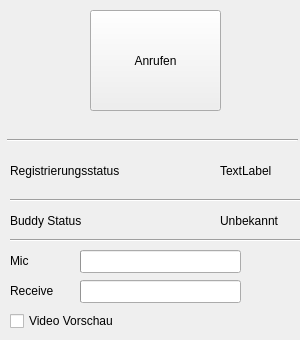
Old version of the form Modules/MainUIModules/UIResources/MainUISimpleVideo.ui in the repository dennisguse/VoIP.py.
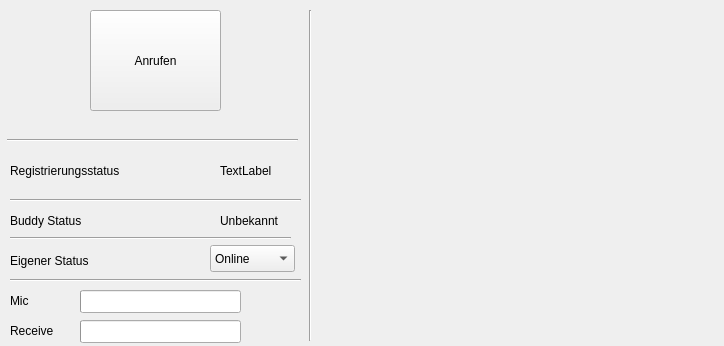
New version of the form.

Commit message: - BuddyConfig removed from configreadermoudle - fixed "Call/Answer/Reject-Button: on call terminate block the button for one second." - SimpleVideoUI new model (no seperate window for video) (reparent not ready yet) - added own status

```diff
--- a/Modules/MainUIModules/UIResources/MainUISimpleVideo.ui
+++ b/Modules/MainUIModules/UIResources/MainUISimpleVideo.ui
@@ -6,8 +6,8 @@
    <rect>
     <x>0</x>
     <y>0</y>
-    <width>300</width>
-    <height>340</height>
+    <width>724</width>
+    <height>346</height>
    </rect>
   </property>
   <property name="windowTitle">
@@ -117,7 +117,7 @@
    <property name="geometry">
     <rect>
      <x>10</x>
-     <y>230</y>
+     <y>270</y>
      <width>291</width>
      <height>20</height>
     </rect>
@@ -130,7 +130,7 @@
    <property name="geometry">
     <rect>
      <x>10</x>
-     <y>250</y>
+     <y>290</y>
      <width>111</width>
      <height>21</height>
     </rect>
@@ -143,7 +143,7 @@
    <property name="geometry">
     <rect>
      <x>10</x>
-     <y>280</y>
+     <y>320</y>
      <width>61</width>
      <height>21</height>
     </rect>
@@ -156,7 +156,7 @@
    <property name="geometry">
     <rect>
      <x>80</x>
-     <y>250</y>
+     <y>290</y>
      <width>161</width>
      <height>23</height>
     </rect>
@@ -175,7 +175,7 @@
    <property name="geometry">
     <rect>
      <x>80</x>
-     <y>280</y>
+     <y>320</y>
      <width>161</width>
      <height>23</height>
     </rect>
@@ -187,17 +187,73 @@
     <bool>false</bool>
    </property>
   </widget>
-  <widget class="QCheckBox" name="cbPreview">
+  <widget class="QComboBox" name="cbOwnStatus">
+   <property name="geometry">
+    <rect>
+     <x>210</x>
+     <y>245</y>
+     <width>85</width>
+     <height>27</height>
+    </rect>
+   </property>
+   <item>
+    <property name="text">
+     <string>Online</string>
+    </property>
+   </item>
+   <item>
+    <property name="text">
+     <string>Offline</string>
+    </property>
+   </item>
+  </widget>
+  <widget class="QLabel" name="label_5">
    <property name="geometry">
     <rect>
      <x>10</x>
-     <y>310</y>
-     <width>231</width>
-     <height>22</height>
+     <y>250</y>
+     <width>111</width>
+     <height>21</height>
     </rect>
    </property>
    <property name="text">
-    <string>Video Vorschau</string>
+    <string>Eigener Status</string>
+   </property>
+  </widget>
+  <widget class="Line" name="line_4">
+   <property name="geometry">
+    <rect>
+     <x>10</x>
+     <y>230</y>
+     <width>281</width>
+     <height>16</height>
+    </rect>
+   </property>
+   <property name="orientation">
+    <enum>Qt::Horizontal</enum>
+   </property>
+  </widget>
+  <widget class="Line" name="line_5">
+   <property name="geometry">
+    <rect>
+     <x>300</x>
+     <y>10</y>
+     <width>20</width>
+     <height>331</height>
+    </rect>
+   </property>
+   <property name="orientation">
+    <enum>Qt::Vertical</enum>
+   </property>
+  </widget>
+  <widget class="QWidget" name="widget" native="true">
+   <property name="geometry">
+    <rect>
+     <x>320</x>
+     <y>10</y>
+     <width>401</width>
+     <height>331</height>
+    </rect>
    </property>
   </widget>
  </widget>
```
The commit also changes 13 other files.
